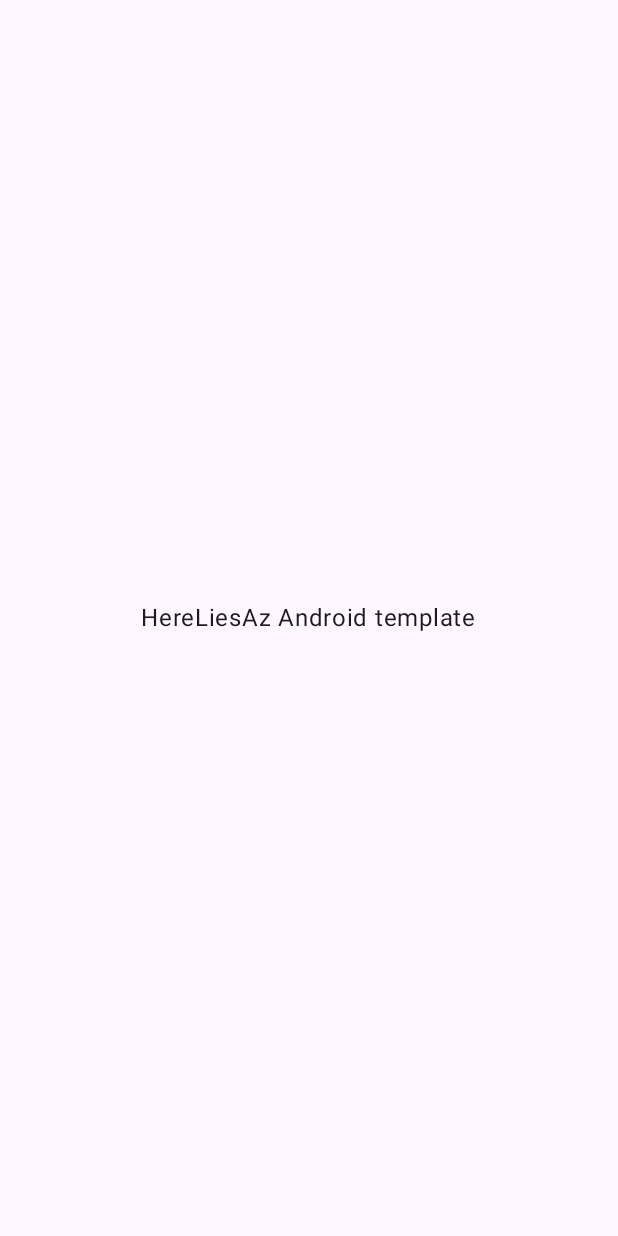
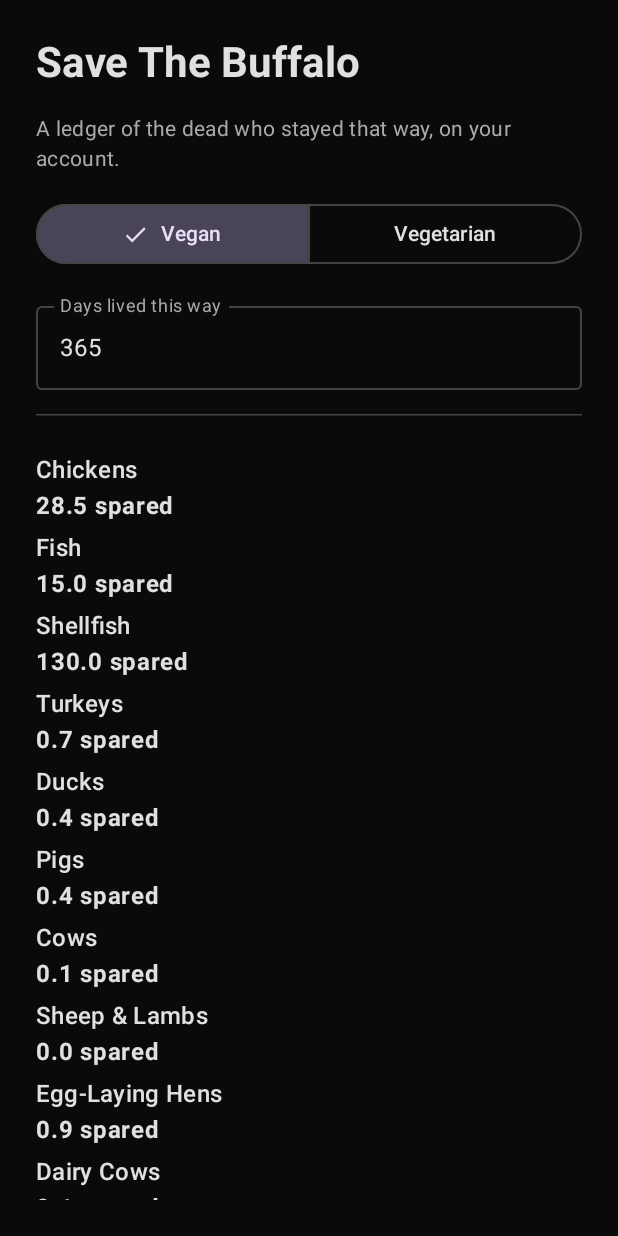
Before and after one commit to HereLiesAz/MeatPiety, an Android app built with Jetpack Compose: the screen it shows after launch (MainActivity), on a phone screen of 412 x 824 dp. Before the commit the screen is almost empty. Run offline under Robolectric (Android 15) with nearby library versions, the phone set to English and light mode, and no system bars.

Commit message:
Build the Save The Buffalo animal-spared calculator
Rename the template package/app to com.hereliesaz.savethebuffalo and
replace the placeholder screen with a Compose calculator: pick
vegan/vegetarian, enter days lived that way, get a per-animal tally
scaled from standard U.S. per-capita annual consumption figures.

Co-Authored-By: Claude Sonnet 5 <noreply@anthropic.com>
Claude-Session: https://claude.ai/code/session_0182d3uBavrsvKVi6XL6jWov

```diff
--- a/app/build.gradle.kts
+++ b/app/build.gradle.kts
@@ -4,11 +4,11 @@ plugins {
 }
 
 android {
-    namespace = "com.hereliesaz.templateapp"
+    namespace = "com.hereliesaz.savethebuffalo"
     compileSdk = 37
 
     defaultConfig {
-        applicationId = "com.hereliesaz.templateapp"
+        applicationId = "com.hereliesaz.savethebuffalo"
         minSdk = 28
         targetSdk = 37
         versionCode = 1
--- a/app/src/main/AndroidManifest.xml
+++ b/app/src/main/AndroidManifest.xml
@@ -2,9 +2,9 @@
 <manifest xmlns:android="http://schemas.android.com/apk/res/android">
     <application
         android:allowBackup="true"
-        android:label="Template App"
+        android:label="@string/app_name"
         android:supportsRtl="true"
-        android:theme="@style/Theme.TemplateApp">
+        android:theme="@style/Theme.SaveTheBuffalo">
         <activity
             android:name=".MainActivity"
             android:exported="true">
--- /dev/null
+++ b/app/src/main/java/com/hereliesaz/savethebuffalo/AnimalLedger.kt
@@ -0,0 +1,33 @@
+package com.hereliesaz.savethebuffalo
+
+enum class Diet { VEGAN, VEGETARIAN }
+
+data class SparedAnimal(val name: String, val count: Double)
+
+private data class AnimalRate(
+    val name: String,
+    val perYearOnStandardDiet: Double,
+    val requiresVeganism: Boolean,
+)
+
+// Annual per-capita figures for a standard U.S. omnivorous diet, rounded from
+// commonly cited slaughter and dairy/egg industry averages (Counting Animals, USDA).
+private val RATES = listOf(
+    AnimalRate("Chickens", 28.5, requiresVeganism = false),
+    AnimalRate("Fish", 15.0, requiresVeganism = false),
+    AnimalRate("Shellfish", 130.0, requiresVeganism = false),
+    AnimalRate("Turkeys", 0.66, requiresVeganism = false),
+    AnimalRate("Ducks", 0.35, requiresVeganism = false),
+    AnimalRate("Pigs", 0.35, requiresVeganism = false),
+    AnimalRate("Cows", 0.08, requiresVeganism = false),
+    AnimalRate("Sheep & Lambs", 0.03, requiresVeganism = false),
+    AnimalRate("Egg-Laying Hens", 0.9, requiresVeganism = true),
+    AnimalRate("Dairy Cows", 0.1, requiresVeganism = true),
+)
+
+fun animalsSpared(days: Int, diet: Diet): List<SparedAnimal> {
+    val years = days / 365.0
+    return RATES
+        .filter { diet == Diet.VEGAN || !it.requiresVeganism }
+        .map { SparedAnimal(it.name, it.perYearOnStandardDiet * years) }
+}
--- /dev/null
+++ b/app/src/main/java/com/hereliesaz/savethebuffalo/MainActivity.kt
@@ -0,0 +1,133 @@
+package com.hereliesaz.savethebuffalo
+
+import android.os.Bundle
+import androidx.activity.ComponentActivity
+import androidx.activity.compose.setContent
+import androidx.compose.foundation.layout.Arrangement
+import androidx.compose.foundation.layout.Column
+import androidx.compose.foundation.layout.PaddingValues
+import androidx.compose.foundation.layout.fillMaxSize
+import androidx.compose.foundation.layout.fillMaxWidth
+import androidx.compose.foundation.layout.padding
+import androidx.compose.foundation.lazy.LazyColumn
+import androidx.compose.foundation.lazy.items
+import androidx.compose.foundation.text.KeyboardOptions
+import androidx.compose.material3.HorizontalDivider
+import androidx.compose.material3.MaterialTheme
+import androidx.compose.material3.OutlinedTextField
+import androidx.compose.material3.SegmentedButton
+import androidx.compose.material3.SegmentedButtonDefaults
+import androidx.compose.material3.SingleChoiceSegmentedButtonRow
+import androidx.compose.material3.Surface
+import androidx.compose.material3.Text
+import androidx.compose.material3.darkColorScheme
+import androidx.compose.runtime.Composable
+import androidx.compose.runtime.getValue
+import androidx.compose.runtime.mutableStateOf
+import androidx.compose.runtime.remember
+import androidx.compose.runtime.setValue
+import androidx.compose.ui.Modifier
+import androidx.compose.ui.graphics.Color
+import androidx.compose.ui.text.font.FontWeight
+import androidx.compose.ui.text.input.KeyboardType
+import androidx.compose.ui.unit.dp
+
+class MainActivity : ComponentActivity() {
+    override fun onCreate(savedInstanceState: Bundle?) {
+        super.onCreate(savedInstanceState)
+        setContent { SaveTheBuffaloApp() }
+    }
+}
+
+private val BuffaloDark = darkColorScheme(
+    primary = Color(0xFFE0E0E0),
+    onPrimary = Color(0xFF000000),
+    background = Color(0xFF000000),
+    onBackground = Color(0xFFE0E0E0),
+    surface = Color(0xFF0A0A0A),
+    onSurface = Color(0xFFE0E0E0),
+    surfaceVariant = Color(0xFF1A1A1A),
+    onSurfaceVariant = Color(0xFFAAAAAA),
+    outline = Color(0xFF444444),
+)
+
+@Composable
+private fun SaveTheBuffaloApp() {
+    MaterialTheme(colorScheme = BuffaloDark) {
+        Surface(modifier = Modifier.fillMaxSize()) {
+            LedgerScreen()
+        }
+    }
+}
+
+@Composable
+private fun LedgerScreen() {
+    var daysText by remember { mutableStateOf("365") }
+    var diet by remember { mutableStateOf(Diet.VEGAN) }
+    val days = daysText.toIntOrNull()?.coerceAtLeast(0) ?: 0
+    val results = remember(days, diet) { animalsSpared(days, diet) }
+
+    Column(
+        modifier = Modifier
+            .fillMaxSize()
+            .padding(24.dp),
+        verticalArrangement = Arrangement.spacedBy(16.dp),
+    ) {
+        Text(
+            text = "Save The Buffalo",
+            style = MaterialTheme.typography.headlineMedium,
+            fontWeight = FontWeight.Bold,
+        )
+        Text(
+            text = "A ledger of the dead who stayed that way, on your account.",
+            style = MaterialTheme.typography.bodyMedium,
+            color = MaterialTheme.colorScheme.onSurfaceVariant,
+        )
+
+        SingleChoiceSegmentedButtonRow(modifier = Modifier.fillMaxWidth()) {
+            Diet.entries.forEachIndexed { index, option ->
+                SegmentedButton(
+                    selected = diet == option,
+                    onClick = { diet = option },
+                    shape = SegmentedButtonDefaults.itemShape(index, Diet.entries.size),
+                ) {
+                    Text(if (option == Diet.VEGAN) "Vegan" else "Vegetarian")
+                }
+            }
+        }
+
+        OutlinedTextField(
+            value = daysText,
+            onValueChange = { daysText = it.filter(Char::isDigit) },
+            label = { Text("Days lived this way") },
+            keyboardOptions = KeyboardOptions(keyboardType = KeyboardType.Number),
+            modifier = Modifier.fillMaxWidth(),
+        )
+
+        HorizontalDivider(color = MaterialTheme.colorScheme.outline)
+
+        LazyColumn(
+            verticalArrangement = Arrangement.spacedBy(4.dp),
+            contentPadding = PaddingValues(vertical = 8.dp),
+        ) {
+            items(results) { animal ->
+                LedgerRow(animal)
+            }
+        }
+    }
+}
+
+@Composable
+private fun LedgerRow(animal: SparedAnimal) {
+    Column(modifier = Modifier.fillMaxWidth()) {
+        Text(
+            text = animal.name,
+            style = MaterialTheme.typography.titleMedium,
+        )
+        Text(
+            text = "%.1f spared".format(animal.count),
+            style = MaterialTheme.typography.bodyLarge,
+            fontWeight = FontWeight.Bold,
+        )
+    }
+}
--- a/app/src/main/java/com/hereliesaz/templateapp/MainActivity.kt
+++ /dev/null
@@ -1,31 +0,0 @@
-package com.hereliesaz.templateapp
-
-import android.os.Bundle
-import androidx.activity.ComponentActivity
-import androidx.activity.compose.setContent
-import androidx.compose.foundation.layout.Box
-import androidx.compose.foundation.layout.fillMaxSize
-import androidx.compose.material3.MaterialTheme
-import androidx.compose.material3.Surface
-import androidx.compose.material3.Text
-import androidx.compose.runtime.Composable
-import androidx.compose.ui.Alignment
-import androidx.compose.ui.Modifier
-
-class MainActivity : ComponentActivity() {
-    override fun onCreate(savedInstanceState: Bundle?) {
-        super.onCreate(savedInstanceState)
-        setContent { TemplateApp() }
-    }
-}
-
-@Composable
-private fun TemplateApp() {
-    MaterialTheme {
-        Surface(modifier = Modifier.fillMaxSize()) {
-            Box(modifier = Modifier.fillMaxSize(), contentAlignment = Alignment.Center) {
-                Text("HereLiesAz Android template")
-            }
-        }
-    }
-}
--- /dev/null
+++ b/app/src/main/res/values/strings.xml
@@ -0,0 +1,4 @@
+<?xml version="1.0" encoding="utf-8"?>
+<resources>
+    <string name="app_name">Save The Buffalo</string>
+</resources>
--- a/app/src/main/res/values/styles.xml
+++ b/app/src/main/res/values/styles.xml
@@ -1,7 +1,7 @@
 <?xml version="1.0" encoding="utf-8"?>
 <resources>
-    <style name="Theme.TemplateApp" parent="android:style/Theme.Material.Light.NoActionBar">
+    <style name="Theme.SaveTheBuffalo" parent="android:style/Theme.Material.NoActionBar">
         <item name="android:fontFamily">sans</item>
-        <item name="android:windowLightStatusBar">true</item>
+        <item name="android:windowBackground">@android:color/black</item>
     </style>
 </resources>
--- a/settings.gradle.kts
+++ b/settings.gradle.kts
@@ -14,5 +14,5 @@ dependencyResolutionManagement {
     }
 }
 
-rootProject.name = "TemplateApp"
+rootProject.name = "SaveTheBuffalo"
 include(":app")
```
Also changed, not shown: 1 other file.
